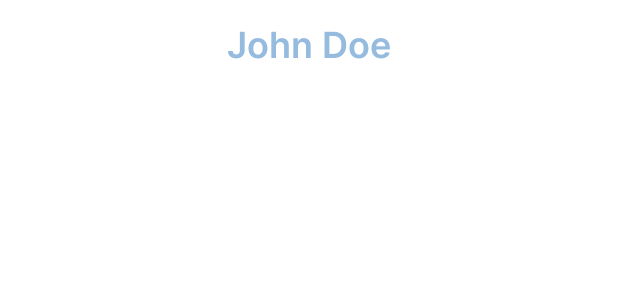
After one commit to mistring/empdi, an Android app: the layout fragment_employee_detail.xml on its own in the app's theme, with its tools: preview values and no code run, on a phone screen of 412 x 824 dp. The commit adds this screen. Shown: the top 300 px of the screen. Run offline under Robolectric (Android 15) with nearby library versions, the phone set to English and light mode, and no system bars.

Commit message:
Added Employee Detail screen

```diff
--- a/app/build.gradle
+++ b/app/build.gradle
@@ -3,6 +3,7 @@ plugins {
     id 'org.jetbrains.kotlin.android'
     id 'kotlin-kapt'
     id 'dagger.hilt.android.plugin'
+    id 'androidx.navigation.safeargs.kotlin'
 }
 
 android {
--- a/app/src/main/java/net/mistring/empdi/model/UserDao.kt
+++ b/app/src/main/java/net/mistring/empdi/model/UserDao.kt
@@ -19,5 +19,8 @@ interface UserDao {
     @Query("SELECT * FROM EmployeeEntry")
     suspend fun getUsers(): List<EmployeeEntry>
 
+    @Query("SELECT * FROM EmployeeEntry where uuid = :userId")
+    suspend fun getUser(userId: String): EmployeeEntry
+
 
 }
--- /dev/null
+++ b/app/src/main/res/layout/fragment_employee_detail.xml
@@ -0,0 +1,29 @@
+<?xml version="1.0" encoding="utf-8"?>
+<androidx.constraintlayout.widget.ConstraintLayout xmlns:android="http://schemas.android.com/apk/res/android"
+    xmlns:app="http://schemas.android.com/apk/res-auto"
+    xmlns:tools="http://schemas.android.com/tools"
+    android:layout_width="match_parent"
+    android:layout_height="match_parent"
+    tools:context=".view.list.EmployeeDirectoryFragment">
+
+    <TextView
+        android:id="@+id/emp_name"
+        style="@style/EmployeeDirectoryHeading"
+        android:layout_width="wrap_content"
+        android:layout_height="wrap_content"
+        android:layout_marginTop="12dp"
+        app:layout_constraintEnd_toEndOf="parent"
+        app:layout_constraintStart_toStartOf="parent"
+        app:layout_constraintTop_toTopOf="parent"
+        tools:text="John Doe" />
+
+    <ImageView
+        android:id="@+id/emp_image_large"
+        android:layout_width="match_parent"
+        android:layout_height="wrap_content"
+        android:contentDescription="Image Full"
+        app:layout_constraintEnd_toEndOf="parent"
+        app:layout_constraintStart_toStartOf="parent"
+        app:layout_constraintTop_toBottomOf="@+id/emp_name" />
+
+</androidx.constraintlayout.widget.ConstraintLayout>
--- a/app/src/main/res/values/strings.xml
+++ b/app/src/main/res/values/strings.xml
@@ -14,4 +14,8 @@
     <string name="empdir_heading">Employees</string>
     <string name="employee_list_empty">No Employees Yet</string>
 
+
+    <!-- Employee Detail Fragment -->
+    <string name="emp_detail_screen_title">Employee Details</string>
+
 </resources>
--- a/build.gradle
+++ b/build.gradle
@@ -2,6 +2,8 @@
 buildscript {
     dependencies {
         classpath 'com.google.dagger:hilt-android-gradle-plugin:2.42'
+        def nav_version = "2.5.2"
+        classpath "androidx.navigation:navigation-safe-args-gradle-plugin:$nav_version"
     }
 }
 
```
Also changed, not shown: app/src/main/java/net/mistring/empdi/data/EmployeeRepository.kt (+15 -0 lines), app/src/main/java/net/mistring/empdi/view/SharedViewModel.kt (+17 -0 lines), app/src/main/java/net/mistring/empdi/view/detail/EmployeeDetailFragment.kt (added, +77 -0 lines), app/src/main/java/net/mistring/empdi/view/list/EmployeeDirectoryFragment.kt (+14 -3 lines), app/src/main/java/net/mistring/empdi/view/list/EmployeeDirectoryListAdapter.kt (+7 -2 lines), app/src/main/res/navigation/nav_graph.xml (+20 -1 lines).
